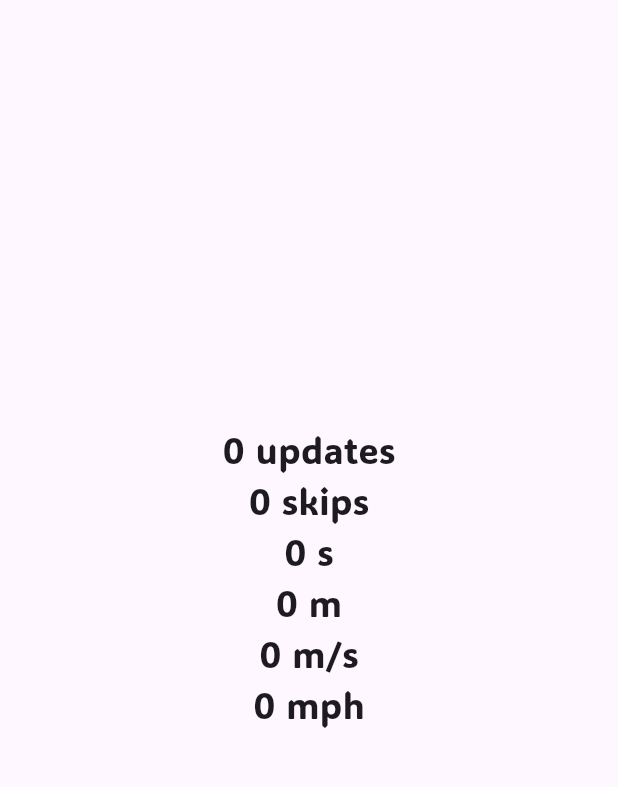
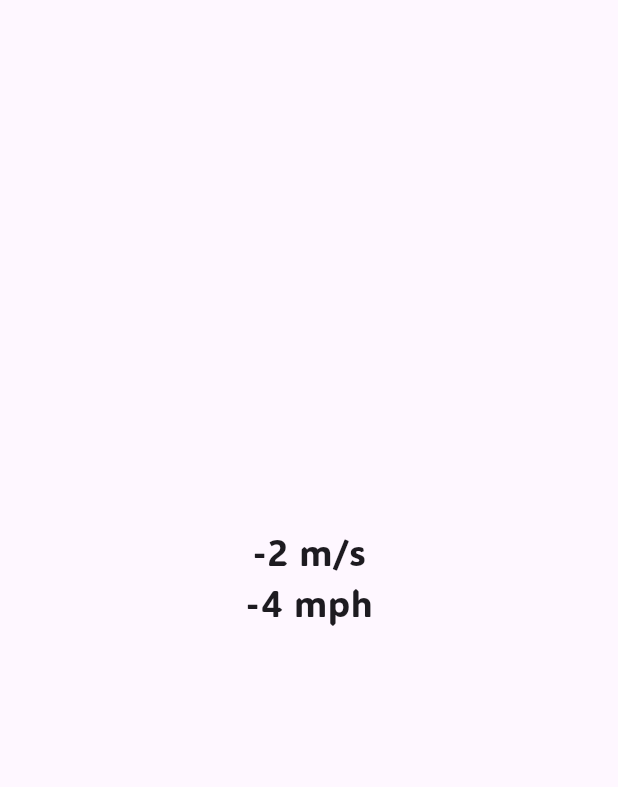
Before and after one commit to mjw1200/ETAPro, a Flutter app: the screen it shows after launch, on a phone screen of 412 x 824 dp, the part 84-871 px from its top. Run offline on Flutter 3.47's test engine with Material 2 defaults, Android fonts, the phone set to English and light mode, and no system bars; our stand-ins replace geolocator.

Commit message:
Checkpoint. Slowly coming together.

```diff
--- a/lib/location.dart
+++ /dev/null
@@ -1,145 +0,0 @@
-import 'dart:async';
-import 'dart:io';
-import 'dart:math';
-import 'dart:typed_data';
-
-import 'package:flutter/material.dart';
-import 'package:flutter/services.dart';
-import 'package:path_provider/path_provider.dart';
-// import 'package:google_maps_flutter/google_maps_flutter.dart';
-// import 'package:google_maps_routes/google_maps_routes.dart';
-// import 'package:geolocator/geolocator.dart';
-
-class Location extends StatefulWidget {
-  const Location({super.key});
-
-  @override
-  State<StatefulWidget> createState() => LocationState();
-}
-
-class LocationState extends State<Location> {
-  static const _platform = MethodChannel('native_gps');
-  static const _updateInterval = 5000; // ms
-  static const _minimumMeters = 100;
-
-  int _lastEpochSeconds = (DateTime.now().millisecondsSinceEpoch / Duration.millisecondsPerSecond).round();
-  int _speed = 0; // m/s
-  int _updateCount = 0;
-  int _skipCount = 0;
-  int _lastDist = 0;
-  int _elapsedSeconds = 0;
-
-  Float64List _startLocation = Float64List.fromList([]);
-
-  LocationState() : super() {
-    Timer.periodic(const Duration(milliseconds: _updateInterval), updateLocation);
-  }
-
-  @override
-  Widget build(BuildContext context) {
-    const TextStyle style = TextStyle(fontSize: 24, fontFamily: 'Adlam');
-    const mpsToMph = 2.23694;
-
-    int mphSpeed = 0;
-
-    mphSpeed = (_speed * mpsToMph).round();
-
-    return Column(
-      mainAxisAlignment: MainAxisAlignment.start,
-      children: [
-        Text(
-          '$_updateCount updates',
-          style: style,
-        ),
-        Text(
-          '$_skipCount skips',
-          style: style,
-        ),
-        Text(
-          '$_elapsedSeconds s',
-          style: style,
-        ),
-        Text(
-          '$_lastDist m',
-          style: style,
-        ),
-        Text(
-          '$_speed m/s',
-          style: style,
-        ),
-        Text(
-          '$mphSpeed mph',
-          style: style,
-        ),
-      ],
-    );
-  }
-
-  void updateLocation(Timer t) async {
-    // Music Villa: 45.67973305878354, -111.02897198805852
-    // The Office: 45.660500254366056, -110.55933360340568
-    // Touchmark: 46.57686096725291, -111.98913545917074
-
-    double dist = 0.0;
-
-    try {
-      Float64List newLocation = await _platform.invokeMethod('getCurrentLocation');
-
-      dist = _haversine(_startLocation, newLocation);
-
-      if (_startLocation.isEmpty) {
-        _startLocation = newLocation;
-      } else if (dist > _minimumMeters) {
-        var currentEpochSeconds = (DateTime.now().millisecondsSinceEpoch / Duration.millisecondsPerSecond).round();
-        _elapsedSeconds = currentEpochSeconds - _lastEpochSeconds;
-        _speed = (dist / _elapsedSeconds).round();
-
-        final Directory appDocumentsDir = await getApplicationDocumentsDirectory();
-        await File('${appDocumentsDir.path}/mjw_debug_1.txt').writeAsString(
-            "$currentEpochSeconds,${_startLocation[0]},${_startLocation[1]},${newLocation[0]},${newLocation[1]},$dist,$_elapsedSeconds,$_speed\n",
-            mode: FileMode.append);
-
-        setState(() {
-          _lastEpochSeconds = currentEpochSeconds;
-          _startLocation = newLocation;
-          _lastDist = dist.round();
-          _updateCount++;
-          _skipCount = 0;
-        });
-      } else {
-        setState(() {
-          _skipCount++;
-        });
-      }
-    } on PlatformException catch (e) {
-      stderr.write('Caught a PlatformException in periodicUpdate: ${e.message}');
-    }
-  }
-
-  // ----------------------------------------------------------------------------------------------
-  // Calculate the Haversine formula (https://en.wikipedia.org/wiki/Haversine_formula) to find the
-  // distance between two lat/lon points. Phi is latitude, lambda is longitude, and no - I can't
-  // use the symbols φ and λ, much as I'd like to do. Inputs are in degrees, and the returned
-  // distance is in meters.
-  double _haversine(Float64List p1, Float64List p2) {
-    const double earthRadius = 6.371e6; // meters
-    const double toRadians = 0.01745;
-
-    if (p1.isEmpty || p2.isEmpty) {
-      return 0.0;
-    }
-
-    double phi1 = p1[0] * toRadians;
-    double lambda1 = p1[1] * toRadians;
-    double phi2 = p2[0] * toRadians;
-    double lambda2 = p2[1] * toRadians;
-
-    double deltaLam = lambda2 - lambda1;
-    double deltaPhi = phi2 - phi1;
-
-    double sin2Phi = pow(sin(deltaPhi / 2), 2) as double;
-    double sin2Lam = pow(sin(deltaLam / 2), 2) as double;
-
-    return 2 * earthRadius * asin(sqrt(sin2Phi + cos(phi1) * cos(phi2) * sin2Lam));
-  }
-}
--- a/lib/main.dart
+++ b/lib/main.dart
@@ -1,4 +1,4 @@
-import 'package:etapro_flutter/location.dart';
+import 'package:etapro_flutter/summary.dart';
 import 'package:etapro_flutter/no_permission.dart';
 import 'package:flutter/material.dart';
 import 'package:geolocator/geolocator.dart';
@@ -62,7 +62,7 @@ class MyHomePage extends StatefulWidget {
 class _MyHomePageState extends State<MyHomePage> {
   @override
   Widget build(BuildContext context) {
-    Widget theWidget = super.widget.permissions ? const Location() : const NoPermission(message: 'No Permissions');
+    Widget theWidget = super.widget.permissions ? const Summary() : const NoPermission(message: 'No Permissions');
 
     return Scaffold(
       appBar: AppBar(
--- /dev/null
+++ b/lib/speed.dart
@@ -0,0 +1,141 @@
+import 'dart:async';
+import 'dart:io';
+import 'dart:math';
+import 'dart:typed_data';
+
+import 'package:flutter/services.dart';
+import 'package:path_provider/path_provider.dart';
+
+class Speed {
+  final _platform = const MethodChannel('native_gps');
+  final int _updateInterval; // ms
+  Float64List? _currentLocation; // [0] is latitude, [1] is longitude
+  final int _minimumDistance; // meters
+  final _minimumSpeedCount = 5;
+  final _lastFewSpeeds = [];
+  late Directory appDocumentsDir;
+  int _tZero = 0; // app start, in seconds
+  int _tUpdate = 0; // last update, relative to _tZero
+  String _logFileName = '';
+
+  Speed(this._updateInterval, this._minimumDistance) {
+    _platform.invokeMethod('getCurrentLocation').then((value) => _currentLocation = value);
+    Timer.periodic(Duration(milliseconds: _updateInterval), _updateSpeed);
+    getApplicationDocumentsDirectory().then((value) => {_setLogFileName(value)});
+  }
+
+  // ----------------------------------------------------------------------------------------------
+  // Read a "raw" speed, and handle it appropriately
+  void _updateSpeed(Timer t) async {
+    _log('_updateSpeed: Start');
+
+    var now = _now();
+    var elapsedTime = now - _tUpdate;
+
+    var newLocation = await _platform.invokeMethod('getCurrentLocation');
+    var distance = _haversine(_currentLocation!, newLocation);
+
+    var speed = distance / elapsedTime;
+    _log(
+        '_updateSpeed: curlat/curlon/newlat/newlon/dist/elapsedTime/speed,${_currentLocation![0]},${_currentLocation![1]},${newLocation[0]},${newLocation[1]},$distance,$elapsedTime,$speed');
+
+    if (speed < 40) {
+      // 40 m/s is 89.4 mph. Ignore outrageous values.
+      _addASpeed(speed.round());
+      _tUpdate = now;
+    } else {
+      _log('_updateSpeed: Speed too high ($speed), ignoring');
+    }
+
+    _currentLocation = newLocation;
+
+    _log('_updateSpeed: End');
+  }
+
+  // ----------------------------------------------------------------------------------------------
+  // Add a speed to the collection. Remove the oldest speed if that gives us more speeds than we
+  // want
+  void _addASpeed(int speed) {
+    _log('_addASpeed: Start');
+
+    _lastFewSpeeds.add(speed);
+
+    if (_lastFewSpeeds.length > _minimumSpeedCount) {
+      _log('_addASpeed: Too many speeds (${_lastFewSpeeds.length}). Dropping one.');
+      _lastFewSpeeds.removeAt(0);
+    }
+
+    // DEBUG
+    String debugSpeeds = "";
+    for (var element in _lastFewSpeeds) {
+      debugSpeeds += "$element,";
+    }
+
+    _log('_addASpeed: End $debugSpeeds');
+  }
+
+  // ----------------------------------------------------------------------------------------------
+  // Average the accumulated speeds. Return -1 if we don't have enough samples yet.
+  int getMostRecentSpeed() {
+    _log('getMostRecentSpeed: Start');
+
+    if (_lastFewSpeeds.length < _minimumSpeedCount) {
+      _log('getMostRecentSpeed: Not enough speeds. Have ${_lastFewSpeeds.length}, need $_minimumSpeedCount');
+      return -1;
+    }
+
+    int total = 0;
+
+    for (final speed in _lastFewSpeeds) {
+      total += speed as int;
+    }
+
+    var speed = (total / _minimumSpeedCount).round();
+
+    _log('getMostRecentSpeed: End ($speed) m/s');
+    return speed;
+  }
+
+  // ----------------------------------------------------------------------------------------------
+  // Calculate the Haversine formula (https://en.wikipedia.org/wiki/Haversine_formula) to find the
+  // distance between two lat/lon points. Phi is latitude, lambda is longitude, and no - I can't
+  // use the symbols φ and λ, much as I'd like to do. Inputs are in degrees, and the returned
+  // distance is in meters.
+  double _haversine(Float64List p1, Float64List p2) {
+    const double earthRadius = 6.371e6; // meters
+    const double radiansPerDegree = 0.01745;
+
+    if (p1.isEmpty || p2.isEmpty) {
+      return 0.0;
+    }
+
+    double phi1 = p1[0] * radiansPerDegree;
+    double lambda1 = p1[1] * radiansPerDegree;
+    double phi2 = p2[0] * radiansPerDegree;
+    double lambda2 = p2[1] * radiansPerDegree;
+
+    double deltaLam = lambda2 - lambda1;
+    double deltaPhi = phi2 - phi1;
+
+    double sin2Phi = pow(sin(deltaPhi / 2), 2) as double;
+    double sin2Lam = pow(sin(deltaLam / 2), 2) as double;
+
+    return 2 * earthRadius * asin(sqrt(sin2Phi + cos(phi1) * cos(phi2) * sin2Lam));
+  }
+
+  static int _now() {
+    var dt = DateTime.now();
+    return (dt.millisecondsSinceEpoch / Duration.millisecondsPerSecond).round();
+  }
+
+  void _log(String message) {
+    File(_logFileName).writeAsStringSync('$message\n', mode: FileMode.append);
+  }
+
+  void _setLogFileName(Directory dir) {
+    appDocumentsDir = dir;
+    _tZero = _now();
+    _tUpdate = _tZero;
+    _logFileName = '${appDocumentsDir.path}/mjw_debug_$_tZero.txt';
+  }
+}
--- /dev/null
+++ b/lib/summary.dart
@@ -0,0 +1,50 @@
+import 'dart:async';
+
+import 'package:etapro_flutter/speed.dart';
+import 'package:flutter/material.dart';
+
+class Summary extends StatefulWidget {
+  const Summary({super.key});
+
+  @override
+  State<StatefulWidget> createState() => SummaryState();
+}
+
+class SummaryState extends State<Summary> {
+  static const int updateInterval = 15000;
+  Speed speed = Speed(updateInterval, 100);
+  var mpsSpeed = -2;
+
+  SummaryState() : super() {
+    // +300: Poll speed a little bit after it's been calculated
+    Timer.periodic(const Duration(milliseconds: updateInterval + 300), getCurrentSpeed);
+  }
+
+  @override
+  Widget build(BuildContext context) {
+    const TextStyle style = TextStyle(fontSize: 24, fontFamily: 'Adlam');
+    const mpsToMph = 2.23694;
+
+    var mphSpeed = (mpsSpeed * mpsToMph).round();
+
+    return Column(
+      mainAxisAlignment: MainAxisAlignment.start,
+      children: [
+        Text(
+          '$mpsSpeed m/s',
+          style: style,
+        ),
+        Text(
+          '$mphSpeed mph',
+          style: style,
+        ),
+      ],
+    );
+  }
+
+  void getCurrentSpeed(Timer t) async {
+    setState(() {
+      mpsSpeed = speed.getMostRecentSpeed();
+    });
+  }
+}
```
Also changed, not shown: 1 other file.
